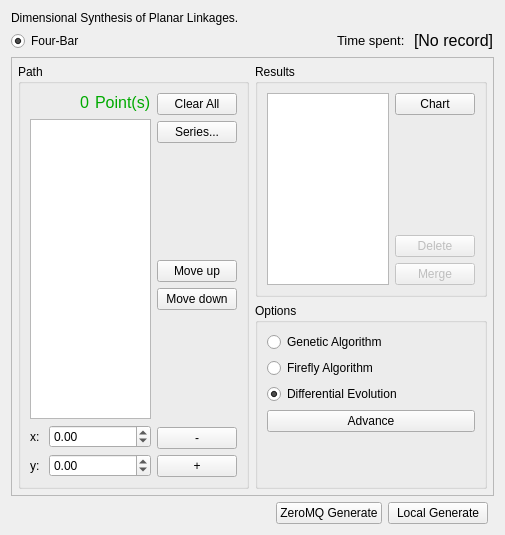
Above: core/panel/DimensionalSynthesis/Path_Solving.ui from KmolYuan/Pyslvs-UI before the change. Below: the same form after it.
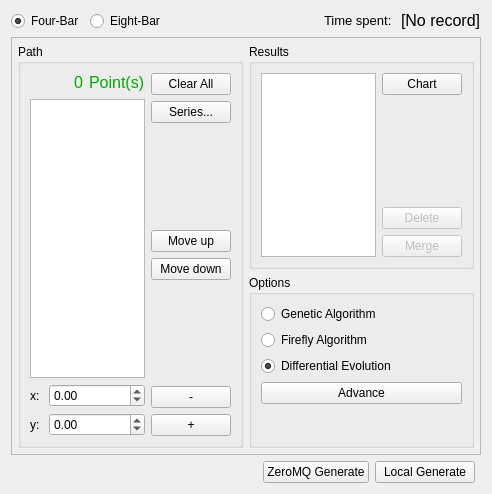
That is the form after the change. Icons and pictures are not drawn.

Commit message: Setting of Algorithms UI improvement.

```diff
--- a/core/panel/DimensionalSynthesis/Path_Solving.ui
+++ b/core/panel/DimensionalSynthesis/Path_Solving.ui
@@ -6,27 +6,11 @@
    <rect>
     <x>0</x>
     <y>0</y>
-    <width>505</width>
-    <height>535</height>
+    <width>492</width>
+    <height>494</height>
    </rect>
   </property>
   <layout class="QVBoxLayout" name="verticalLayout_5">
-   <item>
-    <widget class="QLabel" name="label">
-     <property name="text">
-      <string>&lt;html&gt;&lt;head/&gt;&lt;body&gt;&lt;p&gt;Dimensional Synthesis of Planar Linkages.&lt;/p&gt;&lt;/body&gt;&lt;/html&gt;</string>
-     </property>
-     <property name="textFormat">
-      <enum>Qt::RichText</enum>
-     </property>
-     <property name="alignment">
-      <set>Qt::AlignLeading|Qt::AlignLeft|Qt::AlignTop</set>
-     </property>
-     <property name="wordWrap">
-      <bool>true</bool>
-     </property>
-    </widget>
-   </item>
    <item>
     <layout class="QHBoxLayout" name="horizontalLayout_8">
      <item>
@@ -39,6 +23,13 @@
        </property>
       </widget>
      </item>
+     <item>
+      <widget class="QRadioButton" name="radioButton">
+       <property name="text">
+        <string>Eight-Bar</string>
+       </property>
+      </widget>
+     </item>
      <item>
       <spacer name="horizontalSpacer">
        <property name="orientation">
@@ -78,8 +69,8 @@
        <rect>
         <x>0</x>
         <y>0</y>
-        <width>481</width>
-        <height>417</height>
+        <width>468</width>
+        <height>399</height>
        </rect>
       </property>
       <layout class="QHBoxLayout" name="horizontalLayout_7">
```
The commit also changes 3 other files.
